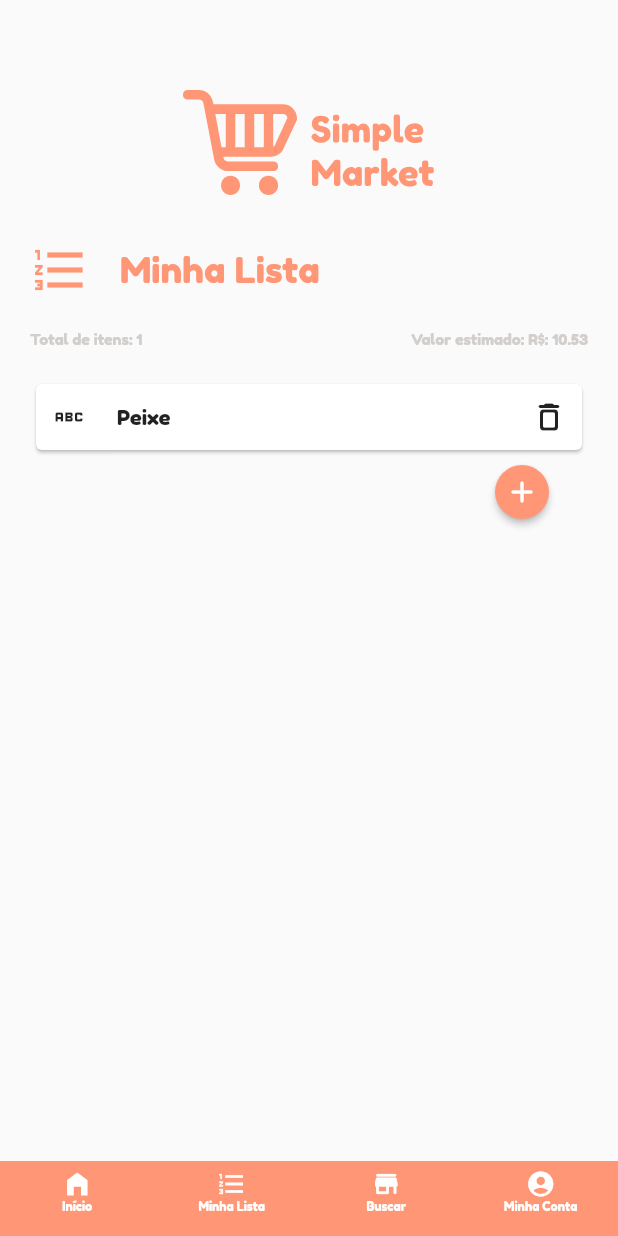
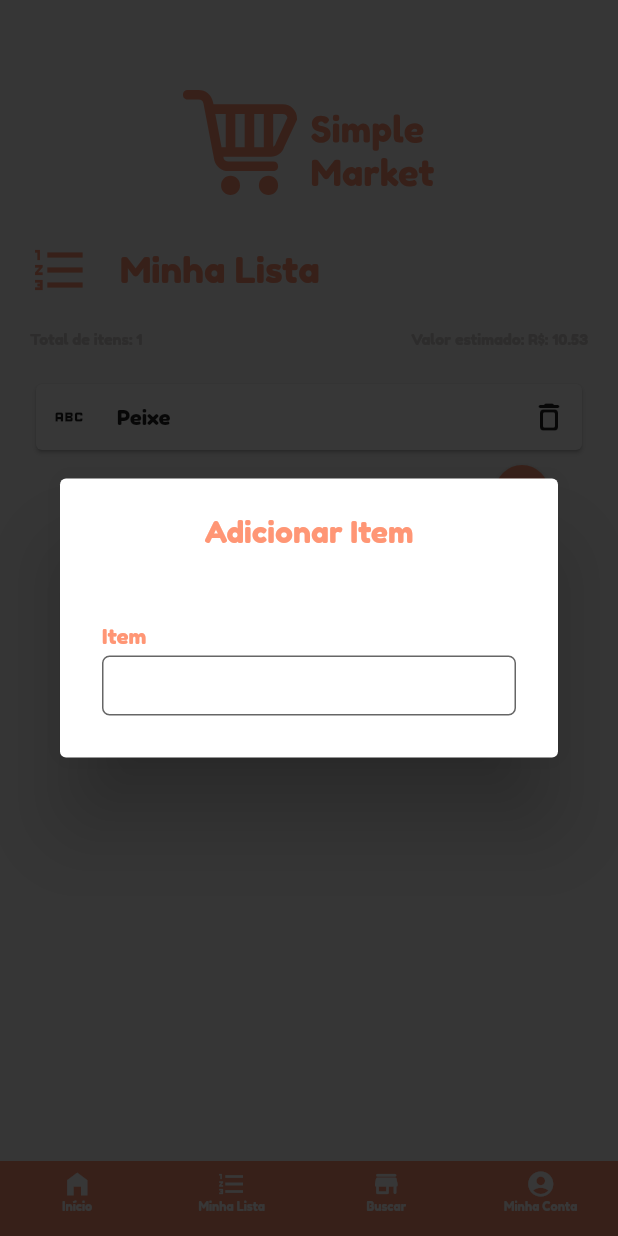
Before and after one commit to FelipeMaced0/simple_market, a Flutter app: the CommonScreen screen opened directly, item 2 of the bottom bar chosen, after a tap on the "add" icon, on a phone screen of 412 x 824 dp. Run offline on Flutter 3.47's test engine with Material 2 defaults, Android fonts, the phone set to English and light mode, and no system bars; our stand-ins replace flutter_svg.

Commit message:
Alert dialog added to my_list screen

```diff
--- /dev/null
+++ b/lib/screens/add_product_alert_dialogo.dart
@@ -0,0 +1,40 @@
+import 'package:flutter/material.dart';
+import 'package:simple_market/widgets/input.dart';
+import 'package:simple_market/constants/colors.dart';
+
+class AddProductAlert extends StatelessWidget {
+  const AddProductAlert({Key? key}) : super(key: key);
+
+  @override
+  Widget build(BuildContext context) {
+    return Expanded(
+      child: Container(
+        color: const Color(0x88000000),
+        child: AlertDialog(
+          title: const Text(
+            "Adicionar Item",
+            style: TextStyle(
+              color: kLightOrange,
+            ),
+            textAlign: TextAlign.center,
+          ),
+          actions: [
+            Row(
+              children: const [
+                Flexible(
+                  flex: 1,
+                  child: InputField(
+                    label: "Item",
+                    textStyle: TextStyle(
+                      color: kLightOrange,
+                    ),
+                  ),
+                ),
+              ],
+            ),
+          ],
+        ),
+      ),
+    );
+  }
+}
--- a/lib/screens/my_list.dart
+++ b/lib/screens/my_list.dart
@@ -2,6 +2,7 @@ import 'package:flutter/material.dart';
 import 'package:simple_market/constants/colors.dart';
 import 'package:simple_market/widgets/common_screen.dart';
 import 'package:simple_market/widgets/logo.dart';
+import 'package:simple_market/screens/add_product_alert_dialogo.dart';
 
 class MyList extends StatefulWidget {
   const MyList({Key? key}) : super(key: key);
@@ -142,6 +143,10 @@ class _MyListState extends State<MyList> {
                   shape: const CircleBorder(),
                   onPressed: () {
                     setState(() {
+                      showDialog(
+                        context: context,
+                        builder: (context) => const AddProductAlert(),
+                      );
                       _totalItens += 1;
                       addProduct();
                     });
```
